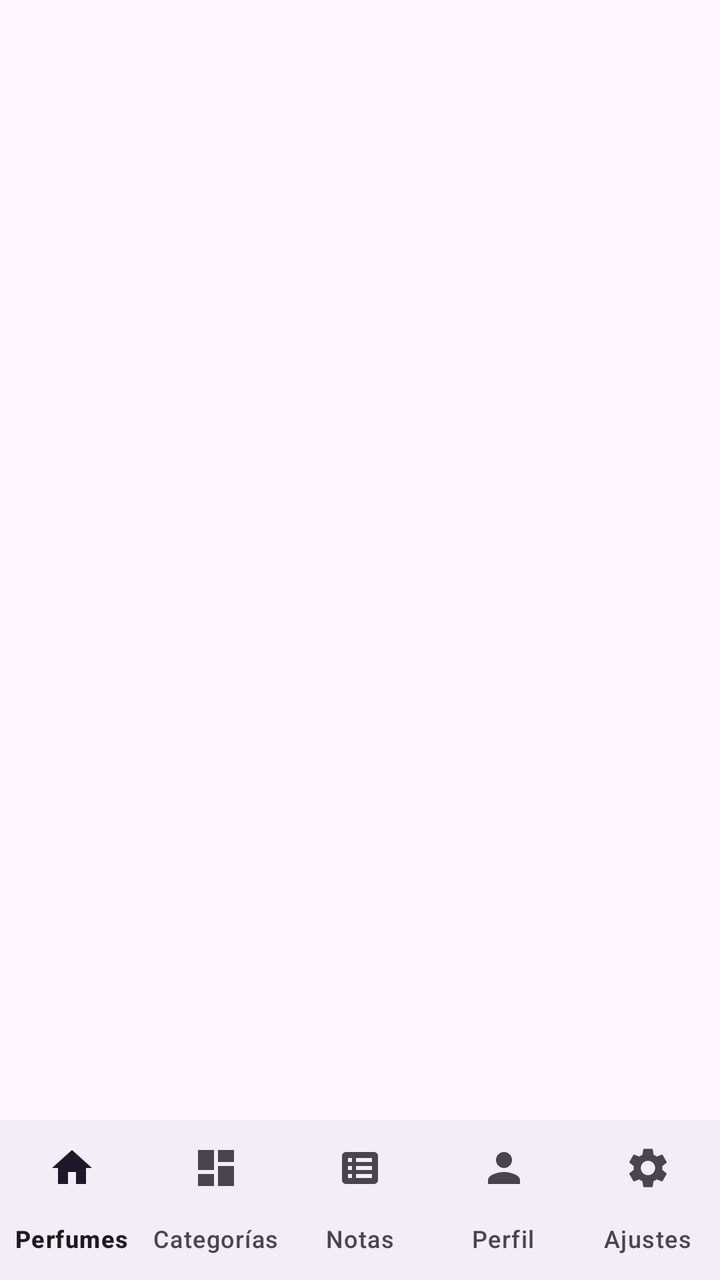
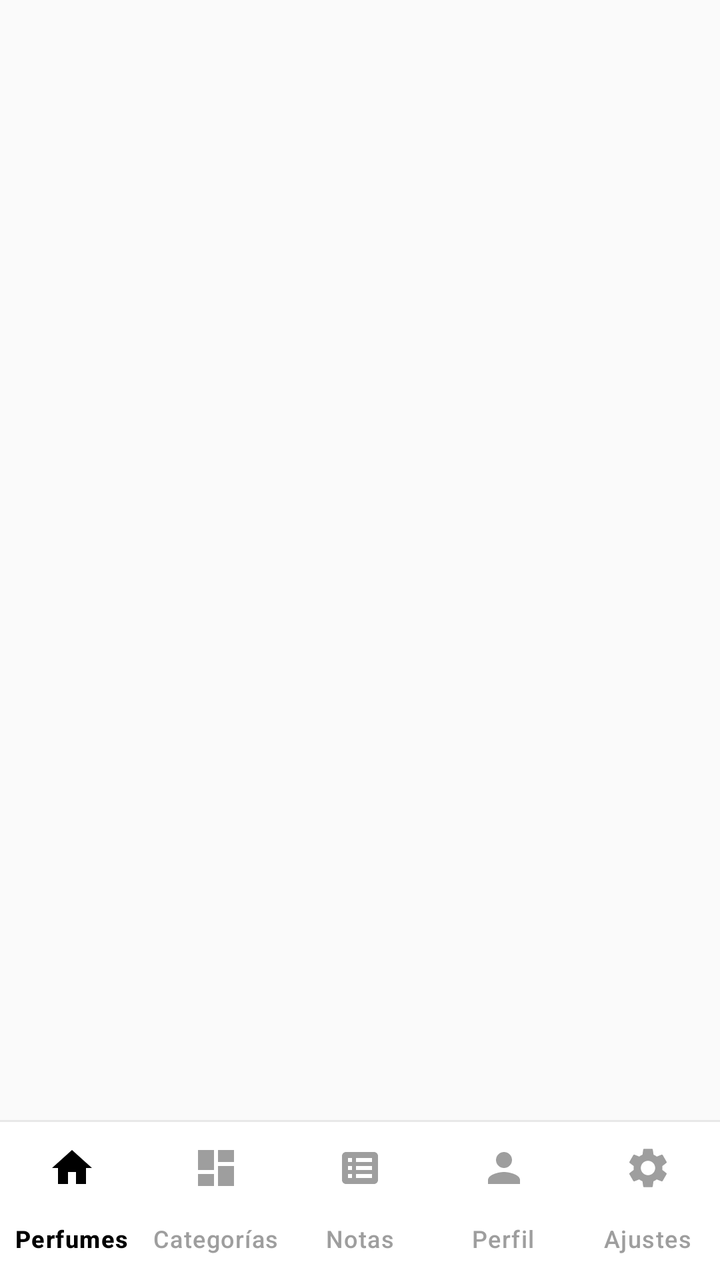

Screens rendered from an Android XML layout before and after an edit, with the pre-edit source and the edit as a unified diff.
<!-- AndroidManifest.xml: application theme Theme.Proyectofinal -->
<!-- res/layout/activity_main.xml -->
<?xml version="1.0" encoding="utf-8"?>
<androidx.constraintlayout.widget.ConstraintLayout xmlns:android="http://schemas.android.com/apk/res/android"
    xmlns:app="http://schemas.android.com/apk/res-auto"
    xmlns:tools="http://schemas.android.com/tools"
    android:id="@+id/main"
    android:layout_width="match_parent"
    android:layout_height="match_parent"
    tools:context=".MainActivity">

    <androidx.fragment.app.FragmentContainerView
        android:id="@+id/nav_host_fragment"
        android:layout_width="0dp"
        android:layout_height="0dp"
        app:layout_constraintBottom_toTopOf="@id/bottom_navigation"
        app:layout_constraintEnd_toEndOf="parent"
        app:layout_constraintStart_toStartOf="parent"
        app:layout_constraintTop_toTopOf="parent" />

    <com.google.android.material.bottomnavigation.BottomNavigationView
        android:id="@+id/bottom_navigation"
        android:layout_width="0dp"
        android:layout_height="wrap_content"
        app:labelVisibilityMode="labeled"
        app:layout_constraintBottom_toBottomOf="parent"
        app:layout_constraintEnd_toEndOf="parent"
        app:layout_constraintStart_toStartOf="parent"
        app:menu="@menu/bottom_nav_menu" />

</androidx.constraintlayout.widget.ConstraintLayout>
<!-- resources referenced by this layout -->
<resources>
  <style name="Theme.Proyectofinal" parent="Base.Theme.Proyectofinal" />
  <style name="Base.Theme.Proyectofinal" parent="Theme.Material3.DayNight.NoActionBar">
          
          
      </style>
</resources>

<!-- the commit's change to res/layout/activity_main.xml (unified diff, before → after) -->
@@ -5,6 +5,7 @@
     android:id="@+id/main"
     android:layout_width="match_parent"
     android:layout_height="match_parent"
+    android:background="@drawable/bg_screen"
     tools:context=".MainActivity">
 
     <androidx.fragment.app.FragmentContainerView
@@ -18,9 +19,9 @@
 
     <com.google.android.material.bottomnavigation.BottomNavigationView
         android:id="@+id/bottom_navigation"
+        style="@style/Widget.App.BottomNavigation"
         android:layout_width="0dp"
         android:layout_height="wrap_content"
-        app:labelVisibilityMode="labeled"
         app:layout_constraintBottom_toBottomOf="parent"
         app:layout_constraintEnd_toEndOf="parent"
         app:layout_constraintStart_toStartOf="parent"
<!-- resource entries referenced after the edit -->
@@ -1,9 +1,82 @@
 <!-- resources referenced by this layout -->
 <resources>
+  <!-- drawable bg_screen (drawable) -->
+  <?xml version="1.0" encoding="utf-8"?>
+  <shape xmlns:android="http://schemas.android.com/apk/res/android"
+      android:shape="rectangle">
+      <solid android:color="@color/background" />
+  </shape>
+  <style name="Widget.App.BottomNavigation" parent="Widget.Material3.BottomNavigationView">
+          <item name="android:background">@drawable/bg_bottom_nav</item>
+          <item name="itemIconTint">@color/bottom_nav_color</item>
+          <item name="itemTextColor">@color/bottom_nav_color</item>
+          <item name="labelVisibilityMode">labeled</item>
+      </style>
   <style name="Theme.Proyectofinal" parent="Base.Theme.Proyectofinal" />
-  <style name="Base.Theme.Proyectofinal" parent="Theme.Material3.DayNight.NoActionBar">
-          
-          
+  <color name="background">#FFFAFAFA</color>
+  <!-- drawable bg_bottom_nav (drawable) -->
+  <?xml version="1.0" encoding="utf-8"?>
+  <layer-list xmlns:android="http://schemas.android.com/apk/res/android">
+      <item>
+          <shape android:shape="rectangle">
+              <solid android:color="@color/surface" />
+          </shape>
+      </item>
+      <item android:gravity="top">
+          <shape android:shape="rectangle">
+              <size android:height="1dp" />
+              <solid android:color="@color/divider" />
+          </shape>
+      </item>
+  </layer-list>
+  <style name="Base.Theme.Proyectofinal" parent="Theme.Material3.Light.NoActionBar">
+          <item name="colorPrimary">@color/primary</item>
+          <item name="colorOnPrimary">@color/on_primary</item>
+          <item name="colorSecondary">@color/secondary</item>
+          <item name="colorOnSecondary">@color/on_secondary</item>
+          <item name="android:colorBackground">@color/background</item>
+          <item name="colorSurface">@color/surface</item>
+          <item name="colorOnSurface">@color/on_surface</item>
+          <item name="colorOnBackground">@color/on_background</item>
+          <item name="android:statusBarColor">@color/white</item>
+          <item name="android:navigationBarColor">@color/white</item>
+          <item name="android:windowLightStatusBar">true</item>
+          <item name="android:windowLightNavigationBar" tools:targetApi="27">true</item>
+          <item name="materialButtonStyle">@style/Widget.App.Button</item>
+          <item name="bottomNavigationStyle">@style/Widget.App.BottomNavigation</item>
+          <item name="android:textColorPrimary">@color/black</item>
+          <item name="android:textColorSecondary">@color/text_secondary</item>
       </style>
+  <color name="surface">#FFFFFFFF</color>
+  <color name="divider">#FFE8E8E8</color>
+  <color name="primary">#FF000000</color>
+  <color name="on_primary">#FFFFFFFF</color>
+  <color name="secondary">#FF2D2D2D</color>
+  <color name="on_secondary">#FFFFFFFF</color>
+  <color name="on_surface">#FF121212</color>
+  <color name="on_background">#FF121212</color>
+  <color name="white">#FFFFFFFF</color>
+  <style name="Widget.App.Button" parent="Widget.Material3.Button">
+          <item name="android:background">@drawable/bg_button_primary</item>
+          <item name="backgroundTint">@null</item>
+          <item name="android:textColor">@color/white</item>
+          <item name="cornerRadius">8dp</item>
+          <item name="android:minHeight">52dp</item>
+          <item name="android:textAllCaps">false</item>
+          <item name="android:letterSpacing">0.02</item>
+      </style>
+  <color name="black">#FF000000</color>
+  <color name="text_secondary">#FF616161</color>
+  <!-- drawable bg_button_primary (drawable) -->
+  <?xml version="1.0" encoding="utf-8"?>
+  <ripple xmlns:android="http://schemas.android.com/apk/res/android"
+      android:color="#33FFFFFF">
+      <item>
+          <shape android:shape="rectangle">
+              <solid android:color="@color/black" />
+              <corners android:radius="8dp" />
+          </shape>
+      </item>
+  </ripple>
 </resources>
 
